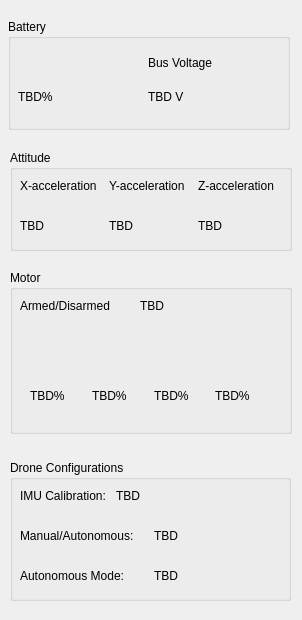
Old version of the form firstflight-drone/gui/qt/diagnostics-widget.ui in the repository bakkup/snickerdoodle.
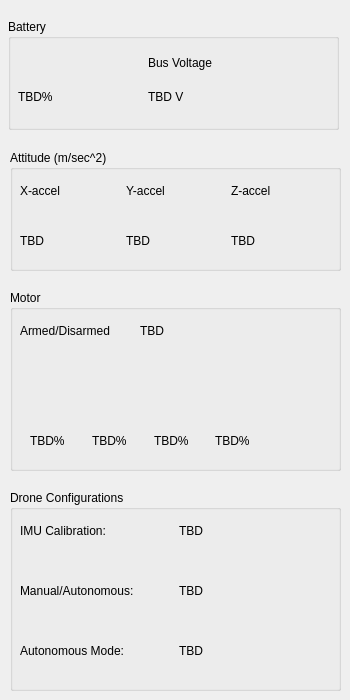
New version of the form. Icons and pictures are not drawn.

Commit message: Add receiver functions to GUI. Fix UI issues.

Patch:
```diff
--- a/firstflight-drone/gui/qt/diagnostics-widget.ui
+++ b/firstflight-drone/gui/qt/diagnostics-widget.ui
@@ -6,14 +6,14 @@
    <rect>
     <x>0</x>
     <y>0</y>
-    <width>302</width>
-    <height>620</height>
+    <width>350</width>
+    <height>700</height>
    </rect>
   </property>
   <property name="maximumSize">
    <size>
-    <width>302</width>
-    <height>620</height>
+    <width>370</width>
+    <height>700</height>
    </size>
   </property>
   <property name="windowTitle">
@@ -27,7 +27,7 @@
     <rect>
      <x>8</x>
      <y>19</y>
-     <width>282</width>
+     <width>331</width>
      <height>111</height>
     </rect>
    </property>
@@ -110,41 +110,41 @@
     <rect>
      <x>10</x>
      <y>150</y>
-     <width>282</width>
-     <height>101</height>
+     <width>331</width>
+     <height>121</height>
     </rect>
    </property>
    <property name="title">
-    <string>Attitude</string>
+    <string>Attitude (m/sec^2)</string>
    </property>
    <widget class="QWidget" name="horizontalLayoutWidget_2">
     <property name="geometry">
      <rect>
       <x>10</x>
       <y>20</y>
-      <width>261</width>
-      <height>31</height>
+      <width>311</width>
+      <height>41</height>
      </rect>
     </property>
     <layout class="QHBoxLayout" name="horizontalLayout_2">
      <item>
       <widget class="QLabel" name="label_roll">
        <property name="text">
-        <string>X-acceleration</string>
+        <string>X-accel</string>
        </property>
       </widget>
      </item>
      <item>
       <widget class="QLabel" name="label_pitch">
        <property name="text">
-        <string>Y-acceleration</string>
+        <string>Y-accel</string>
        </property>
       </widget>
      </item>
      <item>
       <widget class="QLabel" name="label_yaw">
        <property name="text">
-        <string>Z-acceleration</string>
+        <string>Z-accel</string>
        </property>
       </widget>
      </item>
@@ -154,9 +154,9 @@
     <property name="geometry">
      <rect>
       <x>10</x>
-      <y>60</y>
-      <width>261</width>
-      <height>31</height>
+      <y>70</y>
+      <width>311</width>
+      <height>41</height>
      </rect>
     </property>
     <layout class="QHBoxLayout" name="horizontalLayout_3">
@@ -188,9 +188,9 @@
    <property name="geometry">
     <rect>
      <x>10</x>
-     <y>270</y>
-     <width>282</width>
-     <height>164</height>
+     <y>290</y>
+     <width>331</width>
+     <height>181</height>
     </rect>
    </property>
    <property name="title">
@@ -201,8 +201,8 @@
      <rect>
       <x>10</x>
       <y>20</y>
-      <width>101</width>
-      <height>31</height>
+      <width>111</width>
+      <height>41</height>
      </rect>
     </property>
     <layout class="QVBoxLayout" name="verticalLayout_6">
@@ -219,9 +219,9 @@
     <property name="geometry">
      <rect>
       <x>10</x>
-      <y>60</y>
+      <y>73</y>
       <width>241</width>
-      <height>34</height>
+      <height>41</height>
      </rect>
     </property>
     <layout class="QHBoxLayout" name="horizontalLayout">
@@ -319,9 +319,9 @@
     <property name="geometry">
      <rect>
       <x>20</x>
-      <y>110</y>
+      <y>130</y>
       <width>241</width>
-      <height>31</height>
+      <height>41</height>
      </rect>
     </property>
     <layout class="QHBoxLayout" name="horizontalLayout_4">
@@ -360,8 +360,8 @@
      <rect>
       <x>130</x>
       <y>20</y>
-      <width>121</width>
-      <height>31</height>
+      <width>131</width>
+      <height>41</height>
      </rect>
     </property>
     <layout class="QHBoxLayout" name="horizontalLayout_6">
@@ -384,9 +384,9 @@
    <property name="geometry">
     <rect>
      <x>10</x>
-     <y>460</y>
-     <width>281</width>
-     <height>141</height>
+     <y>490</y>
+     <width>331</width>
+     <height>201</height>
     </rect>
    </property>
    <property name="title">
@@ -397,8 +397,8 @@
      <rect>
       <x>10</x>
       <y>20</y>
-      <width>185</width>
-      <height>31</height>
+      <width>311</width>
+      <height>41</height>
      </rect>
     </property>
     <layout class="QHBoxLayout" name="horizontalLayout_5">
@@ -422,9 +422,9 @@
     <property name="geometry">
      <rect>
       <x>10</x>
-      <y>60</y>
-      <width>261</width>
-      <height>31</height>
+      <y>80</y>
+      <width>311</width>
+      <height>41</height>
      </rect>
     </property>
     <layout class="QHBoxLayout" name="horizontalLayout_7">
@@ -448,9 +448,9 @@
     <property name="geometry">
      <rect>
       <x>10</x>
-      <y>100</y>
-      <width>261</width>
-      <height>31</height>
+      <y>140</y>
+      <width>311</width>
+      <height>41</height>
      </rect>
     </property>
     <layout class="QHBoxLayout" name="horizontalLayout_8">
```
Left out of the diff: 5 changed lines with no effect on the pictures. The commit also changes 5 other files.
